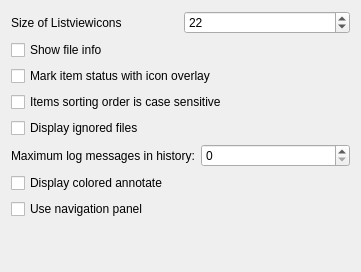
Old version of the form src/settings/display_settings.ui in the repository KDE/kdesvn.
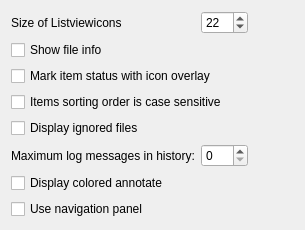
New version of the form. Custom widgets are drawn as their Qt base class.

Commit message: No functional changes, just some layout fixes so they're at least usable (don't collapse, don't expand anywhere)

```diff
--- a/src/settings/display_settings.ui
+++ b/src/settings/display_settings.ui
@@ -2,20 +2,12 @@
 <ui version="4.0">
  <class>DisplaySettings</class>
  <widget class="QWidget" name="DisplaySettings">
-  <property name="geometry">
-   <rect>
-    <x>0</x>
-    <y>0</y>
-    <width>361</width>
-    <height>272</height>
-   </rect>
-  </property>
   <property name="windowTitle">
    <string>Settings</string>
   </property>
-  <layout class="QVBoxLayout" name="verticalLayout">
-   <item>
-    <layout class="QGridLayout">
+  <layout class="QGridLayout" name="gridLayout_2">
+   <item row="0" column="0">
+    <layout class="QGridLayout" name="gridLayout">
      <item row="0" column="0">
       <widget class="QLabel" name="m_ListIconsSize_label">
        <property name="text">
@@ -45,19 +37,7 @@
        </property>
       </widget>
      </item>
-    </layout>
-   </item>
-   <item>
-    <widget class="QCheckBox" name="kcfg_display_file_tips">
-     <property name="whatsThis">
-      <string>Here you can control if, when moving the mouse over a file, you want to see a small popup window with additional information about that file</string>
-     </property>
-     <property name="text">
-      <string>Show file info</string>
-     </property>
-    </widget>
-   </item>
-   <item>
+     <item row="2" column="0" colspan="2">
     <widget class="QCheckBox" name="kcfg_display_overlays">
      <property name="toolTip">
       <string>Mark Subversion states with an overlayed icon</string>
@@ -73,26 +53,14 @@
      </property>
     </widget>
    </item>
-   <item>
+     <item row="3" column="0" colspan="2">
     <widget class="QCheckBox" name="kcfg_case_sensitive_sort">
      <property name="text">
       <string>Items sorting order is case sensitive</string>
      </property>
     </widget>
    </item>
-   <item>
-    <widget class="QCheckBox" name="kcfg_display_ignored_files">
-     <property name="text">
-      <string>Display ignored files</string>
-     </property>
-     <property name="shortcut">
-      <string/>
-     </property>
-    </widget>
-   </item>
-   <item>
-    <layout class="QGridLayout">
-     <item row="0" column="0">
+     <item row="5" column="0">
       <widget class="QLabel" name="m_MaxLogLabel">
        <property name="text">
         <string>Maximum log messages in history:</string>
@@ -102,7 +70,7 @@
        </property>
       </widget>
      </item>
-     <item row="0" column="1">
+     <item row="5" column="1">
       <widget class="KIntSpinBox" name="kcfg_max_log_messages">
        <property name="maxValue" stdset="0">
         <number>150</number>
@@ -112,23 +80,56 @@
        </property>
       </widget>
      </item>
-    </layout>
-   </item>
-   <item>
+     <item row="4" column="0" colspan="2">
+      <widget class="QCheckBox" name="kcfg_display_ignored_files">
+       <property name="text">
+        <string>Display ignored files</string>
+       </property>
+       <property name="shortcut">
+        <string/>
+       </property>
+      </widget>
+     </item>
+     <item row="1" column="0" colspan="2">
+      <widget class="QCheckBox" name="kcfg_display_file_tips">
+       <property name="whatsThis">
+        <string>Here you can control if, when moving the mouse over a file, you want to see a small popup window with additional information about that file</string>
+       </property>
+       <property name="text">
+        <string>Show file info</string>
+       </property>
+      </widget>
+     </item>
+     <item row="6" column="0" colspan="2">
     <widget class="QCheckBox" name="kcfg_colored_blame">
      <property name="text">
       <string>Display colored annotate</string>
      </property>
     </widget>
    </item>
-   <item>
+     <item row="7" column="0" colspan="2">
     <widget class="QCheckBox" name="kcfg_show_navigation_panel">
      <property name="text">
       <string>Use navigation panel</string>
      </property>
     </widget>
    </item>
-   <item>
+    </layout>
+   </item>
+   <item row="0" column="1">
+    <spacer name="horizontalSpacer">
+     <property name="orientation">
+      <enum>Qt::Horizontal</enum>
+     </property>
+     <property name="sizeHint" stdset="0">
+      <size>
+       <width>40</width>
+       <height>20</height>
+      </size>
+     </property>
+    </spacer>
+   </item>
+   <item row="1" column="0" colspan="2">
     <spacer>
      <property name="orientation">
       <enum>Qt::Vertical</enum>
@@ -139,7 +140,7 @@
      <property name="sizeHint" stdset="0">
       <size>
        <width>20</width>
-       <height>16</height>
+       <height>0</height>
       </size>
      </property>
     </spacer>
```
Lines whose indentation alone changed are shown as unchanged. The commit also changes 11 other files.
